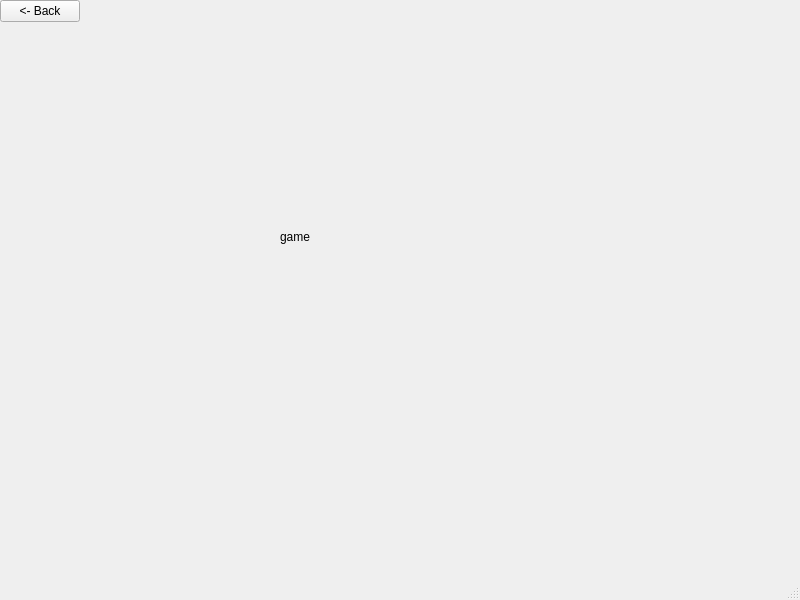
First picture: the form in biblio/gamewindow.ui, repository pb-pub/projet-biblio-multimedia, before the edit.
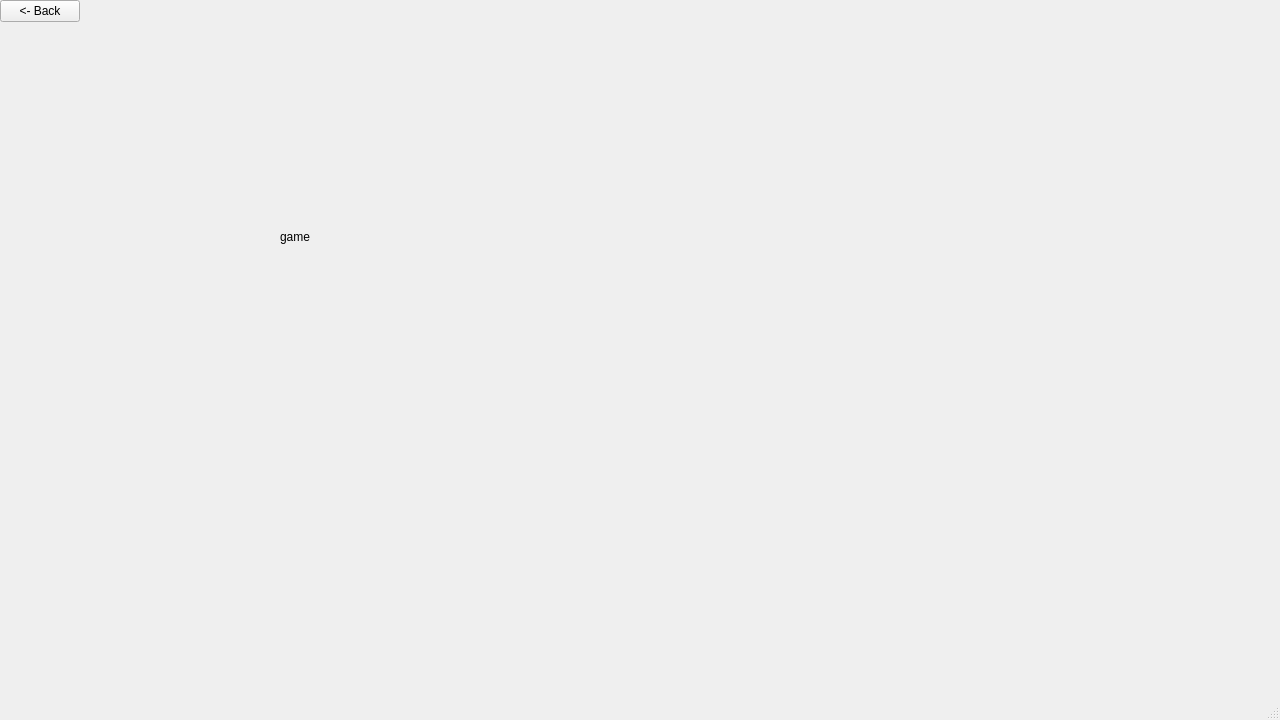
Second picture: the form after the edit.

```diff
--- a/biblio/gamewindow.ui
+++ b/biblio/gamewindow.ui
@@ -6,8 +6,8 @@
    <rect>
     <x>0</x>
     <y>0</y>
-    <width>800</width>
-    <height>600</height>
+    <width>1280</width>
+    <height>720</height>
    </rect>
   </property>
   <property name="windowTitle">
@@ -40,6 +40,27 @@
      <string>&lt;- Back</string>
     </property>
    </widget>
+   <widget class="QWidget" name="cameraWidgetUI" native="true">
+    <property name="geometry">
+     <rect>
+      <x>720</x>
+      <y>0</y>
+      <width>561</width>
+      <height>411</height>
+     </rect>
+    </property>
+    <widget class="QWidget" name="verticalLayoutWidget">
+     <property name="geometry">
+      <rect>
+       <x>0</x>
+       <y>0</y>
+       <width>561</width>
+       <height>411</height>
+      </rect>
+     </property>
+     <layout class="QVBoxLayout" name="verticalLayout"/>
+    </widget>
+   </widget>
   </widget>
   <widget class="QMenuBar" name="menubar">
    <property name="geometry">
```
Left out of the diff: 2 changed lines with no effect on the pictures.
